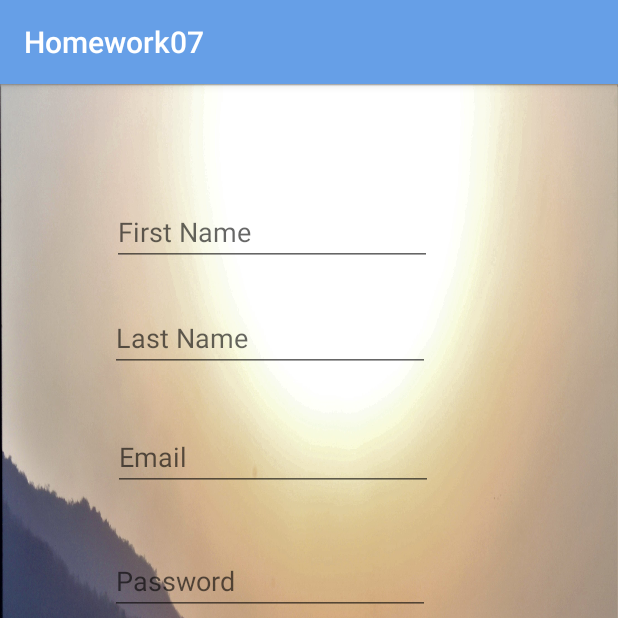
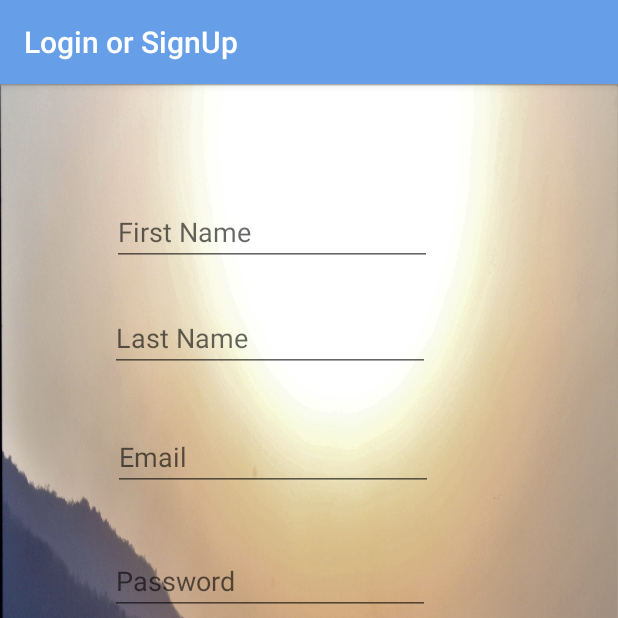
Before and after one commit to panda002/HW07, an Android app: the screen it shows after launch (MainActivity), after a tap on "SIGN UP", on a phone screen of 412 x 824 dp, the top half of it. Run offline under Robolectric (Android 15) with nearby library versions, the phone set to English and light mode, and no system bars; our stand-ins replace Firebase (no records; nobody signed in at launch, a user with empty details on screens opened directly); Roboto replaces fonts that are not available here.

Commit message:
Updated the App

```diff
--- a/app/src/main/java/com/ownproj/homework07/DisplayHomeFragment.java
+++ b/app/src/main/java/com/ownproj/homework07/DisplayHomeFragment.java
@@ -116,6 +116,12 @@ public class DisplayHomeFragment extends Fragment {
         btn_signup.setOnClickListener(view -> listner.goToCreateAccount());
     }
 
+    @Override
+    public void onResume() {
+        super.onResume();
+        getActivity().setTitle("Login or SignUp");
+    }
+
 
     @Override
     public void onActivityResult(int requestCode, int resultCode, @Nullable Intent data) {
--- a/app/src/main/java/com/ownproj/homework07/MainActivity.java
+++ b/app/src/main/java/com/ownproj/homework07/MainActivity.java
@@ -104,7 +104,7 @@ public class MainActivity
         getSupportFragmentManager()
                 .beginTransaction()
                 .replace(R.id.container, displayProfileFragment, "tag_DislpayProfile")
-                .addToBackStack("tag_ProfileBuilder")
+                .addToBackStack(null)
                 .commit();
     }
 
--- a/app/src/main/res/layout/fragment_signup.xml
+++ b/app/src/main/res/layout/fragment_signup.xml
@@ -51,7 +51,7 @@
         android:layout_marginEnd="125dp"
         android:ems="10"
         android:hint="Password"
-        android:inputType="textPersonName"
+        android:inputType="textPassword"
         app:layout_constraintEnd_toEndOf="parent"
         app:layout_constraintTop_toBottomOf="@+id/su_email" />
 
@@ -63,7 +63,7 @@
         android:layout_marginEnd="124dp"
         android:ems="10"
         android:hint="Confirm Password"
-        android:inputType="textPersonName"
+        android:inputType="textPassword"
         app:layout_constraintEnd_toEndOf="parent"
         app:layout_constraintTop_toBottomOf="@+id/su_choosePassword" />
 
```
